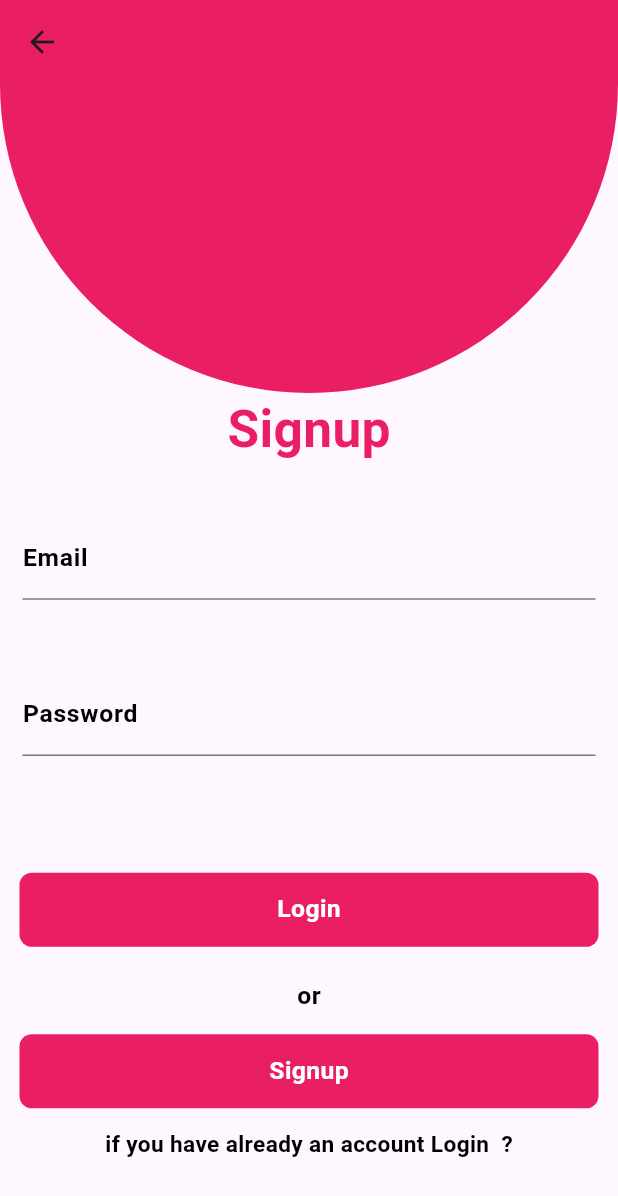
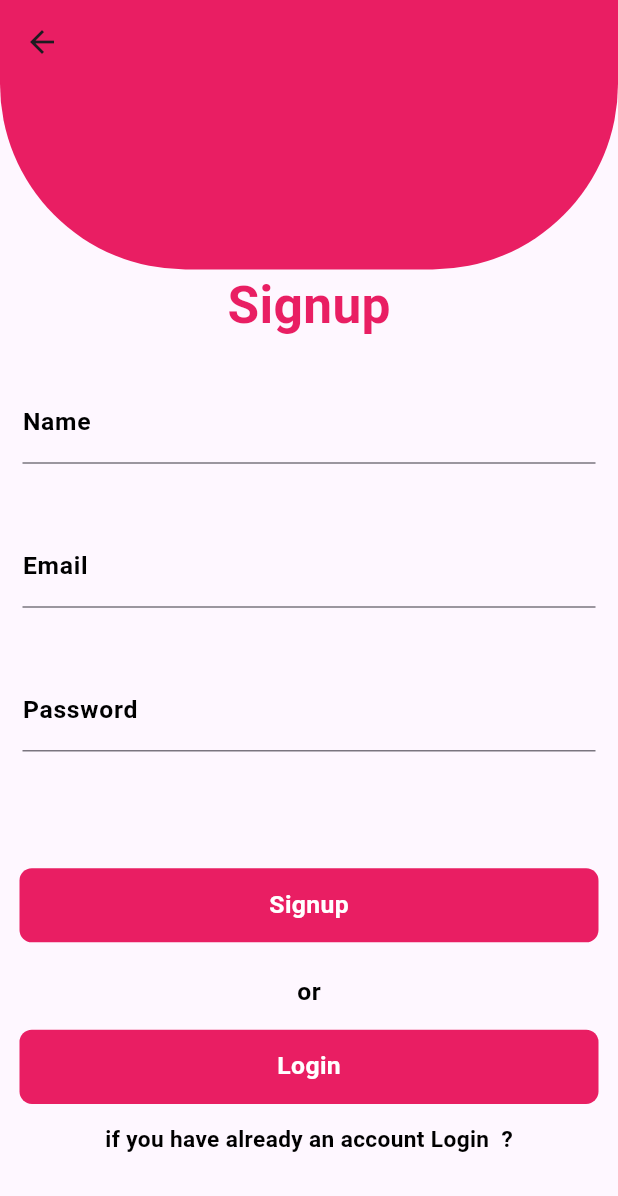
Before and after one commit to Midhunpu80/Urban_Culture, a Flutter app: the signup_screen screen opened directly, on a phone screen of 412 x 824 dp. Shown: the top 1196 px of the screen. Run offline on Flutter 3.47's test engine with Material 3 defaults, Android fonts, the light colour scheme and no system bars; our stand-ins replace get, sizer; missing offline and left inert: chart_sparkline.

Commit message:
completed the signup page

```diff
--- a/lib/view/screens/authscreen/login.dart
+++ b/lib/view/screens/authscreen/login.dart
@@ -1,5 +1,7 @@
 import 'package:flutter/material.dart';
+import 'package:get/get.dart';
 import 'package:sizer/sizer.dart';
+import 'package:urban_culture/view/screens/authscreen/signupscreen.dart';
 import 'package:urban_culture/view/utilities/custom_colors.dart';
 import 'package:urban_culture/view/utilities/customtext.dart';
 import 'package:urban_culture/view/utilities/textformfiled.dart';
@@ -47,7 +49,10 @@ class loginscreen extends StatelessWidget {
             SizedBox(
               height: 5.h,
             ),
-            Padding(
+            InkWell(
+              onTap: () {
+              },
+              child: Padding(
                 padding: const EdgeInsets.all(13.0),
                 child: Container(
                   height: 6.h,
@@ -65,12 +70,18 @@ class loginscreen extends StatelessWidget {
                   ),
                 ),
               ),
+            ),
             SizedBox(
               height: 1.h,
             ),
             all_text(
                 txt: "or", col: bl, siz: 12.sp, wei: FontWeight.bold, max: 1),
-            Padding(
+            InkWell(
+              onTap: (){
+                                Get.to(() => signup_screen());
+
+              },
+              child: Padding(
                 padding: const EdgeInsets.all(13.0),
                 child: Container(
                   height: 6.h,
@@ -88,8 +99,13 @@ class loginscreen extends StatelessWidget {
                   ),
                 ),
               ),
+            ),
             all_text(
-                txt: "if you dont have any account signup ?", col: bl, siz: 11.sp, wei: FontWeight.bold, max: 1),
+                txt: "if you dont have any account signup ?",
+                col: bl,
+                siz: 11.sp,
+                wei: FontWeight.bold,
+                max: 1),
           ],
         ),
       ),
--- a/lib/view/screens/authscreen/signupscreen.dart
+++ b/lib/view/screens/authscreen/signupscreen.dart
@@ -1,5 +1,7 @@
 import 'package:flutter/material.dart';
+import 'package:get/get.dart';
 import 'package:sizer/sizer.dart';
+import 'package:urban_culture/view/screens/authscreen/login.dart';
 import 'package:urban_culture/view/utilities/custom_colors.dart';
 import 'package:urban_culture/view/utilities/customtext.dart';
 import 'package:urban_culture/view/utilities/textformfiled.dart';
@@ -15,7 +17,7 @@ class signup_screen extends StatelessWidget {
         child: Column(
           children: [
             Container(
-                height: 25.h,
+                height: 15.h,
                 width: 100.w,
                 decoration: BoxDecoration(
                     color: Colors.pink,
@@ -29,47 +31,25 @@ class signup_screen extends StatelessWidget {
                 wei: FontWeight.bold,
                 max: 1),
             SizedBox(
-              height: 2.h,
-            ),
-            Padding(
-              padding: EdgeInsets.all(15),
-              child: textformfield_reause(
-                  hint: "  Enter Email  address", label: "Email"),
-            ),
-            SizedBox(
               height: 1.h,
             ),
             Padding(
-              padding: EdgeInsets.all(15),
+              padding: const EdgeInsets.all(15),
+              child: textformfield_reause(hint: "  Enter Name", label: "Name"),
+            ),
+            Padding(
+              padding: const EdgeInsets.all(15),
+              child: textformfield_reause(
+                  hint: "  Enter Email address", label: "Email"),
+            ),
+            Padding(
+              padding: const EdgeInsets.all(15),
               child: textformfield_reause(
                   hint: "  Enter password", label: "Password"),
             ),
             SizedBox(
               height: 5.h,
             ),
-            Padding(
-              padding: const EdgeInsets.all(13.0),
-              child: Container(
-                height: 6.h,
-                width: 100.w,
-                decoration: BoxDecoration(
-                    color: Colors.pink,
-                    borderRadius: BorderRadius.circular(1.h)),
-                child: Center(
-                  child: all_text(
-                      txt: "Login",
-                      col: wh,
-                      siz: 12.sp,
-                      wei: FontWeight.bold,
-                      max: 1),
-                ),
-              ),
-            ),
-            SizedBox(
-              height: 1.h,
-            ),
-            all_text(
-                txt: "or", col: bl, siz: 12.sp, wei: FontWeight.bold, max: 1),
             Padding(
               padding: const EdgeInsets.all(13.0),
               child: Container(
@@ -88,6 +68,34 @@ class signup_screen extends StatelessWidget {
                 ),
               ),
             ),
+            SizedBox(
+              height: 1.h,
+            ),
+            all_text(
+                txt: "or", col: bl, siz: 12.sp, wei: FontWeight.bold, max: 1),
+            InkWell(
+              onTap: () {
+                Get.to(() => loginscreen());
+              },
+              child: Padding(
+                padding: const EdgeInsets.all(13.0),
+                child: Container(
+                  height: 6.h,
+                  width: 100.w,
+                  decoration: BoxDecoration(
+                      color: Colors.pink,
+                      borderRadius: BorderRadius.circular(1.h)),
+                  child: Center(
+                    child: all_text(
+                        txt: "Login",
+                        col: wh,
+                        siz: 12.sp,
+                        wei: FontWeight.bold,
+                        max: 1),
+                  ),
+                ),
+              ),
+            ),
             all_text(
                 txt: "if you have already an account Login  ?",
                 col: bl,
```
Lines whose indentation alone changed are shown as unchanged.
